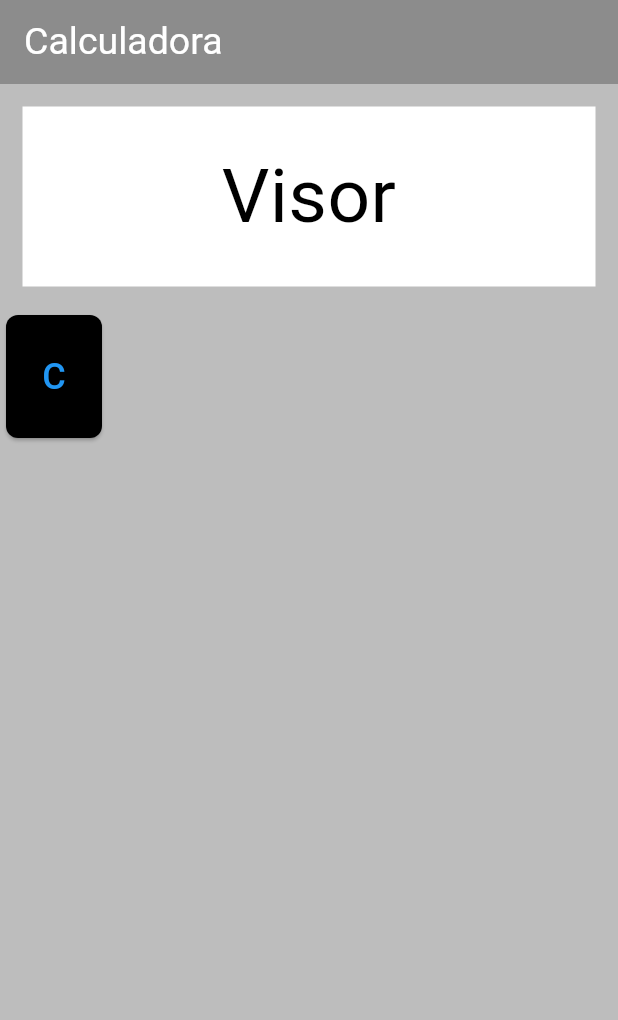
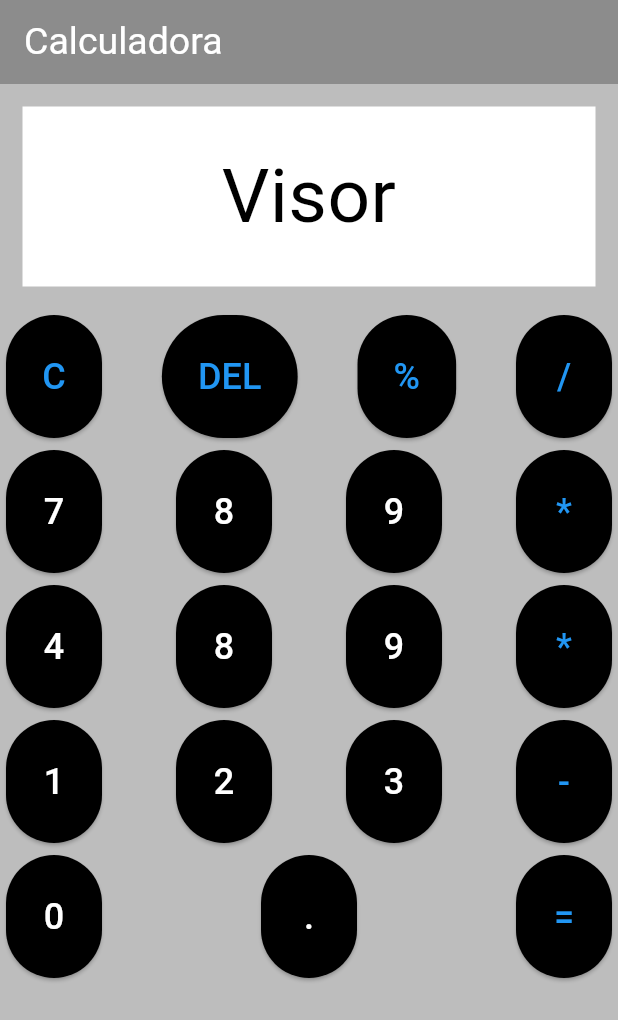
Before and after one commit to adrielhenry33/Calculator, a Flutter app: the screen it shows after launch, on a phone screen of 412 x 824 dp. Shown: the top 1020 px of the screen. Run offline on Flutter 3.47's test engine with Material 3 defaults, Android fonts, the phone set to English and light mode, and no system bars.

Commit message:
all button added

```diff
--- a/lib/logger.dart
+++ b/lib/logger.dart
@@ -0,0 +1,17 @@
+import 'package:flutter/foundation.dart'; // necessário para debugPrint
+class Logger {
+  static void info(String message) {
+    final timestamp = DateTime.now().toIso8601String();
+    debugPrint('[INFO] [$timestamp] $message');
+  }
+
+  static void warning(String message) {
+    final timestamp = DateTime.now().toIso8601String();
+    debugPrint('[WARNING] [$timestamp] $message');
+  }
+
+  static void error(String message) {
+    final timestamp = DateTime.now().toIso8601String();
+    debugPrint('[ERROR] [$timestamp] $message');
+  }
+}
--- a/lib/main.dart
+++ b/lib/main.dart
@@ -1,15 +1,15 @@
 import 'package:flutter/material.dart';
-
+import 'logger.dart';
 
 void main() => (runApp(Calculator()));
 
 class Calculator extends StatelessWidget {
   const Calculator({super.key});
 
-  void _buttoPressed(String text){
-      print('Botão pressionado: $text');
+  void _buttonPressed(String text) {
+    Logger.info('Botão pressionado: $text');
+  }
 
-  }
   @override
   Widget build(BuildContext context) {
     return MaterialApp(
@@ -40,21 +40,158 @@ class Calculator extends StatelessWidget {
               ),
             ),
 
-            Container(
-              child: Column(
+              Column(
                 children: [
                   Row(
+                    mainAxisAlignment: MainAxisAlignment.spaceBetween,
                     children: [
                       CalcButton(
                         text: 'C',
                         color: Colors.black,
+                        textColor: Colors.blue,
                         onPressed: () => _buttonPressed('1'),
+                      ),
+                      CalcButton(
+                        text: 'DEL',
+                        textColor: Colors.blue,
+                        color: Colors.black,
+                        onPressed: () => _buttonPressed('DEL'),
+                      ),
+
+                      CalcButton(
+                        text: '%',
+                        color: Colors.black,
+                        textColor: Colors.blue,
+                        onPressed: () => _buttonPressed('%'),
+                      ),
+
+                      CalcButton(
+                        text: '/',
+                        color: Colors.black,
+                        textColor: Colors.blue,
+                        onPressed: () => _buttonPressed('/'),
+                      ),
+                    ],
+                  ),
+                  Row(
+                    mainAxisAlignment: MainAxisAlignment.spaceBetween,
+                    children: [
+                       CalcButton(
+                        text: '7',
+                        color: Colors.black,
+                        textColor: Colors.white,
+                        onPressed: () => _buttonPressed('7'),
+                      ),
+                      CalcButton(
+                        text: '8',
+                        color: Colors.black,
+                        textColor: Colors.white,
+                        onPressed: () => _buttonPressed('8'),
+                      ),
+
+                      CalcButton(
+                        text: '9',
+                        color: Colors.black,
+                        textColor: Colors.white,
+                        onPressed: () => _buttonPressed('9'),
+                      ),
+
+                      CalcButton(
+                        text: '*',
+                        textColor: Colors.blue,
+                        color: Colors.black,
+                        onPressed: () => _buttonPressed('*'),
+                      ),
+                    ],
+                  ),
+                  Row(
+                    mainAxisAlignment: MainAxisAlignment.spaceBetween,
+                    children: [
+                       CalcButton(
+                        text: '4',
+                        color: Colors.black,
+                        textColor: Colors.white,
+                        onPressed: () => _buttonPressed('4'),
+                      ),
+                      CalcButton(
+                        text: '8',
+                        color: Colors.black,
+                        textColor: Colors.white,
+                        onPressed: () => _buttonPressed('5'),
+                      ),
+
+                      CalcButton(
+                        text: '9',
+                        color: Colors.black,
+                        textColor: Colors.white,
+                        onPressed: () => _buttonPressed('6'),
+                      ),
+
+                      CalcButton(
+                        text: '*',
+                        textColor: Colors.blue,
+                        color: Colors.black,
+                        onPressed: () => _buttonPressed('+'),
+                      ),
+                    ],
+                  ),
+                   Row(
+                    mainAxisAlignment: MainAxisAlignment.spaceBetween,
+                    children: [
+                       CalcButton(
+                        text: '1',
+                        color: Colors.black,
+                        textColor: Colors.white,
+                        onPressed: () => _buttonPressed('1'),
+                      ),
+                      CalcButton(
+                        text: '2',
+                        color: Colors.black,
+                        textColor: Colors.white,
+                        onPressed: () => _buttonPressed('2'),
+                      ),
+
+                      CalcButton(
+                        text: '3',
+                        color: Colors.black,
+                        textColor: Colors.white,
+                        onPressed: () => _buttonPressed('3'),
+                      ),
+
+                      CalcButton(
+                        text: '-',
+                        textColor: Colors.blue,
+                        color: Colors.black,
+                        onPressed: () => _buttonPressed('-'),
+                      ),
+                    ],
+                  ),
+                   Row(
+                    mainAxisAlignment: MainAxisAlignment.spaceBetween,
+                    children: [
+                       CalcButton(
+                        text: '0',
+                        color: Colors.black,
+                        textColor: Colors.white,
+                        onPressed: () => _buttonPressed('4'),
+                      ),
+                      CalcButton(
+                        text: '.',
+                        color: Colors.black,
+                        textColor: Colors.white,
+                        onPressed: () => _buttonPressed('.'),
+                      ),
+
+                      CalcButton(
+                        text: '=',
+                        textColor: Colors.blue,
+                        color: Colors.black,
+                        onPressed: () => _buttonPressed('='),
                       ),
                     ],
                   ),
                 ],
-              ),
-            ),
+              )
           ],
         ),
       ),
@@ -66,35 +203,33 @@ class CalcButton extends StatelessWidget {
   final String text;
   final Color color;
   final VoidCallback onPressed;
+  final Color textColor;
 
   const CalcButton({
     Key? key,
     required this.text,
     required this.color,
     required this.onPressed,
+    required this.textColor,
   }) : super(key: key);
 
   @override
   Widget build(BuildContext context) {
-    return Container(
+    return
 
-      child: Padding(
+       Padding(
         padding: const EdgeInsets.all(4.0),
         child: ElevatedButton(
           style: ElevatedButton.styleFrom(
             backgroundColor: color,
             padding: const EdgeInsets.all(24.0),
-            shape: RoundedRectangleBorder(
-              borderRadius: BorderRadius.circular(8.0),
-            ),
           ),
           onPressed: onPressed,
           child: Text(
             text,
-            style: const TextStyle(fontSize: 24, color: Colors.blue),
+            style: TextStyle(fontSize: 24, color: textColor),
           ),
         ),
-      ),
-    );
+      );
   }
 }
```
